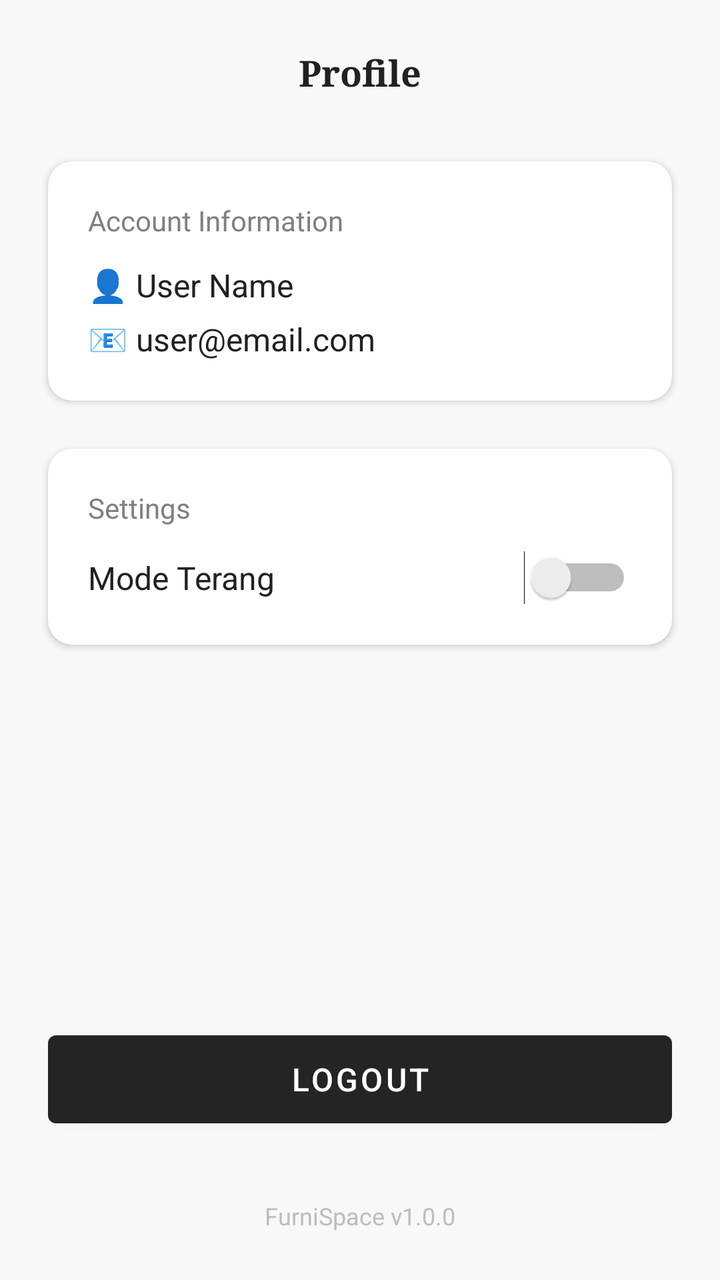
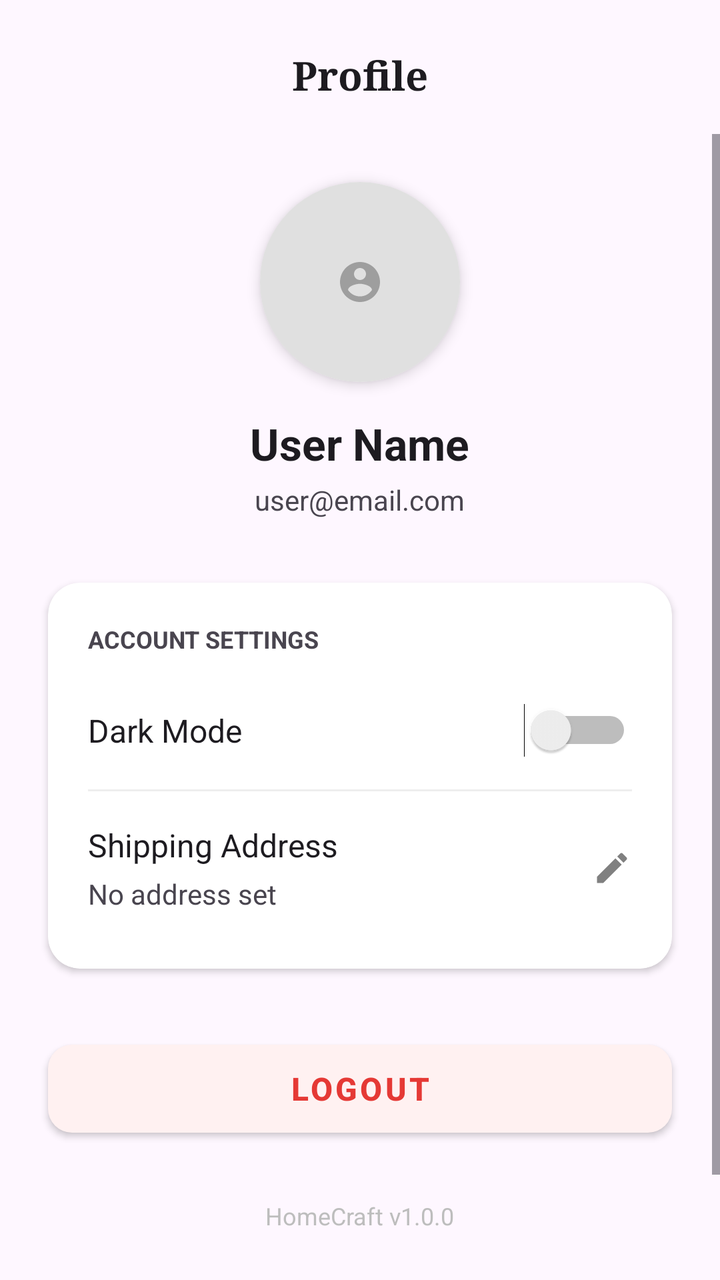

Before-and-after screenshots of an Android layout around one commit, followed by the original layout XML and the change that was made.
<!-- AndroidManifest.xml: application theme Theme.Furniture -->
<!-- res/layout/fragment_settings.xml -->
<?xml version="1.0" encoding="utf-8"?>
<androidx.constraintlayout.widget.ConstraintLayout xmlns:android="http://schemas.android.com/apk/res/android"
    xmlns:app="http://schemas.android.com/apk/res-auto"
    xmlns:tools="http://schemas.android.com/tools"
    android:layout_width="match_parent"
    android:layout_height="match_parent"
    android:background="#F8F8F8"
    tools:context=".ui.SettingsFragment">

    
    <TextView
        android:id="@+id/tv_title"
        android:layout_width="wrap_content"
        android:layout_height="wrap_content"
        android:text="Profile"
        android:textColor="#212121"
        android:textSize="18sp"
        android:textStyle="bold"
        android:fontFamily="serif"
        android:layout_marginTop="24dp"
        app:layout_constraintEnd_toEndOf="parent"
        app:layout_constraintStart_toStartOf="parent"
        app:layout_constraintTop_toTopOf="parent" />

    
    <androidx.cardview.widget.CardView
        android:id="@+id/cv_user_info"
        android:layout_width="match_parent"
        android:layout_height="wrap_content"
        android:layout_marginStart="24dp"
        android:layout_marginTop="32dp"
        android:layout_marginEnd="24dp"
        app:cardCornerRadius="12dp"
        app:cardElevation="2dp"
        app:layout_constraintTop_toBottomOf="@id/tv_title">

        <LinearLayout
            android:layout_width="match_parent"
            android:layout_height="wrap_content"
            android:orientation="vertical"
            android:padding="20dp">

            <TextView
                android:layout_width="wrap_content"
                android:layout_height="wrap_content"
                android:text="Account Information"
                android:textColor="#808080"
                android:textSize="14sp"
                android:layout_marginBottom="12dp" />

            <TextView
                android:id="@+id/tv_user_info"
                android:layout_width="match_parent"
                android:layout_height="wrap_content"
                android:text="👤 User Name\n📧 user@email.com"
                android:textColor="#212121"
                android:textSize="16sp"
                android:lineSpacingExtra="8dp" />
        </LinearLayout>
    </androidx.cardview.widget.CardView>

    
    <androidx.cardview.widget.CardView
        android:id="@+id/cv_settings"
        android:layout_width="match_parent"
        android:layout_height="wrap_content"
        android:layout_marginStart="24dp"
        android:layout_marginTop="24dp"
        android:layout_marginEnd="24dp"
        app:cardCornerRadius="12dp"
        app:cardElevation="2dp"
        app:layout_constraintTop_toBottomOf="@id/cv_user_info">

        <LinearLayout
            android:layout_width="match_parent"
            android:layout_height="wrap_content"
            android:orientation="vertical"
            android:padding="20dp">

            <TextView
                android:layout_width="wrap_content"
                android:layout_height="wrap_content"
                android:text="Settings"
                android:textColor="#808080"
                android:textSize="14sp"
                android:layout_marginBottom="12dp" />

            <RelativeLayout
                android:layout_width="match_parent"
                android:layout_height="wrap_content">

                <TextView
                    android:id="@+id/tv_theme_label"
                    android:layout_width="wrap_content"
                    android:layout_height="wrap_content"
                    android:text="Mode Terang"
                    android:textColor="#212121"
                    android:textSize="16sp"
                    android:layout_centerVertical="true"/>

                <Switch
                    android:id="@+id/switch_dark_mode"
                    android:layout_width="wrap_content"
                    android:layout_height="wrap_content"
                    android:layout_alignParentEnd="true"
                    android:layout_centerVertical="true"/>
            </RelativeLayout>
        </LinearLayout>
    </androidx.cardview.widget.CardView>

    
    <com.google.android.material.button.MaterialButton
        android:id="@+id/btn_logout"
        android:layout_width="match_parent"
        android:layout_height="56dp"
        android:layout_marginStart="24dp"
        android:layout_marginEnd="24dp"
        android:layout_marginBottom="32dp"
        app:backgroundTint="#242424"
        app:cornerRadius="4dp"
        app:elevation="0dp"
        style="@style/Widget.MaterialComponents.Button"
        android:text="LOGOUT"
        android:textColor="@color/white"
        android:textSize="16sp"
        app:layout_constraintBottom_toTopOf="@id/tv_app_version" />

    
    <TextView
        android:id="@+id/tv_app_version"
        android:layout_width="wrap_content"
        android:layout_height="wrap_content"
        android:text="FurniSpace v1.0.0"
        android:textColor="#BDBDBD"
        android:textSize="12sp"
        android:layout_marginBottom="24dp"
        app:layout_constraintBottom_toBottomOf="parent"
        app:layout_constraintEnd_toEndOf="parent"
        app:layout_constraintStart_toStartOf="parent" />

</androidx.constraintlayout.widget.ConstraintLayout>
<!-- resources referenced by this layout -->
<resources>
  <color name="white">#FFFFFFFF</color>
  <style name="Theme.Furniture" parent="Base.Theme.Furniture" />
  <style name="Base.Theme.Furniture" parent="Theme.Material3.DayNight.NoActionBar">
          
          
      </style>
</resources>

<!-- the commit's change to res/layout/fragment_settings.xml (unified diff, before → after) -->
@@ -4,7 +4,7 @@
     xmlns:tools="http://schemas.android.com/tools"
     android:layout_width="match_parent"
     android:layout_height="match_parent"
-    android:background="#F8F8F8"
+    android:background="?android:attr/colorBackground"
     tools:context=".ui.SettingsFragment">
 
     
@@ -13,8 +13,8 @@
         android:layout_width="wrap_content"
         android:layout_height="wrap_content"
         android:text="Profile"
-        android:textColor="#212121"
-        android:textSize="18sp"
+        android:textColor="?android:attr/textColorPrimary"
+        android:textSize="20sp"
         android:textStyle="bold"
         android:fontFamily="serif"
         android:layout_marginTop="24dp"
@@ -22,115 +22,233 @@
         app:layout_constraintStart_toStartOf="parent"
         app:layout_constraintTop_toTopOf="parent" />
 
-    
-    <androidx.cardview.widget.CardView
-        android:id="@+id/cv_user_info"
+    <ScrollView
         android:layout_width="match_parent"
-        android:layout_height="wrap_content"
-        android:layout_marginStart="24dp"
-        android:layout_marginTop="32dp"
-        android:layout_marginEnd="24dp"
-        app:cardCornerRadius="12dp"
-        app:cardElevation="2dp"
-        app:layout_constraintTop_toBottomOf="@id/tv_title">
+        android:layout_height="0dp"
+        android:layout_marginTop="16dp"
+        app:layout_constraintTop_toBottomOf="@id/tv_title"
+        app:layout_constraintBottom_toTopOf="@id/tv_app_version">
 
         <LinearLayout
             android:layout_width="match_parent"
             android:layout_height="wrap_content"
             android:orientation="vertical"
-            android:padding="20dp">
-
-            <TextView
-                android:layout_width="wrap_content"
-                android:layout_height="wrap_content"
-                android:text="Account Information"
-                android:textColor="#808080"
-                android:textSize="14sp"
-                android:layout_marginBottom="12dp" />
-
-            <TextView
-                android:id="@+id/tv_user_info"
+            android:gravity="center_horizontal"
+            android:paddingBottom="40dp">
+
+            
+            <androidx.cardview.widget.CardView
+                android:layout_width="100dp"
+                android:layout_height="100dp"
+                android:layout_marginTop="24dp"
+                app:cardCornerRadius="50dp"
+                app:cardElevation="4dp">
+
+                <ImageView
+                    android:id="@+id/img_profile_avatar"
+                    android:layout_width="match_parent"
+                    android:layout_height="match_parent"
+                    android:src="@drawable/ic_person"
+                    android:scaleType="centerInside"
+                    android:padding="24dp"
+                    android:background="#E0E0E0" />
+            </androidx.cardview.widget.CardView>
+
+            
+            <LinearLayout
+                android:id="@+id/layout_authenticated"
                 android:layout_width="match_parent"
                 android:layout_height="wrap_content"
-                android:text="👤 User Name\n📧 user@email.com"
-                android:textColor="#212121"
-                android:textSize="16sp"
-                android:lineSpacingExtra="8dp" />
+                android:orientation="vertical"
+                android:gravity="center_horizontal"
+                android:visibility="visible">
+
+                <TextView
+                    android:id="@+id/tv_user_name"
+                    android:layout_width="wrap_content"
+                    android:layout_height="wrap_content"
+                    android:layout_marginTop="16dp"
+                    android:text="User Name"
+                    android:textColor="?android:attr/textColorPrimary"
+                    android:textSize="22sp"
+                    android:textStyle="bold" />
+
+                <TextView
+                    android:id="@+id/tv_user_email"
+                    android:layout_width="wrap_content"
+                    android:layout_height="wrap_content"
+                    android:layout_marginTop="4dp"
+                    android:text="user@email.com"
+                    android:textColor="?android:attr/textColorSecondary"
+                    android:textSize="14sp" />
+
+                <androidx.cardview.widget.CardView
+                    android:layout_width="match_parent"
+                    android:layout_height="wrap_content"
+                    android:layout_marginStart="24dp"
+                    android:layout_marginTop="32dp"
+                    android:layout_marginEnd="24dp"
+                    app:cardCornerRadius="16dp"
+                    app:cardElevation="2dp">
+
+                    <LinearLayout
+                        android:layout_width="match_parent"
+                        android:layout_height="wrap_content"
+                        android:orientation="vertical"
+                        android:padding="20dp">
+
+                        <TextView
+                            android:layout_width="wrap_content"
+                            android:layout_height="wrap_content"
+                            android:text="Account Settings"
+                            android:textColor="?android:attr/textColorSecondary"
+                            android:textSize="12sp"
+                            android:textStyle="bold"
+                            android:textAllCaps="true"
+                            android:layout_marginBottom="16dp" />
+
+                        <RelativeLayout
+                            android:layout_width="match_parent"
+                            android:layout_height="wrap_content"
+                            android:paddingVertical="8dp">
+
+                            <TextView
+                                android:id="@+id/tv_theme_label"
+                                android:layout_width="wrap_content"
+                                android:layout_height="wrap_content"
+                                android:text="Dark Mode"
+                                android:textColor="?android:attr/textColorPrimary"
+                                android:textSize="16sp"
+                                android:layout_centerVertical="true"/>
+
+                            <Switch
+                                android:id="@+id/switch_dark_mode"
+                                android:layout_width="wrap_content"
+                                android:layout_height="wrap_content"
+                                android:layout_alignParentEnd="true"
+                                android:layout_centerVertical="true"/>
+                        </RelativeLayout>
+                        
+                        <View
+                            android:layout_width="match_parent"
+                            android:layout_height="1dp"
+                            android:background="#EEEEEE"
+                            android:layout_marginVertical="8dp"/>
+
+                        <RelativeLayout
+                            android:id="@+id/layout_shipping_address"
+                            android:layout_width="match_parent"
+                            android:layout_height="wrap_content"
+                            android:paddingVertical="8dp"
+                            android:background="?android:attr/selectableItemBackground">
+
+                            <TextView
+                                android:id="@+id/tv_shipping_label"
+                                android:layout_width="wrap_content"
+                                android:layout_height="wrap_content"
+                                android:text="Shipping Address"
+                                android:textColor="?android:attr/textColorPrimary"
+                                android:textSize="16sp"/>
+
+                            <TextView
+                                android:id="@+id/tv_current_address"
+                                android:layout_width="match_parent"
+                                android:layout_height="wrap_content"
+                                android:layout_below="@id/tv_shipping_label"
+                                android:layout_toStartOf="@id/img_edit_address"
+                                android:layout_marginTop="4dp"
+                                android:layout_marginEnd="16dp"
+                                android:text="No address set"
+                                android:textColor="?android:attr/textColorSecondary"
+                                android:textSize="14sp"
+                                android:maxLines="2"
+                                android:ellipsize="end"/>
+
+                            <ImageView
+                                android:id="@+id/img_edit_address"
+                                android:layout_width="20dp"
+                                android:layout_height="20dp"
+                                android:src="@drawable/ic_edit"
+                                app:tint="#808080"
+                                android:layout_alignParentEnd="true"
+                                android:layout_centerVertical="true"/>
+                        </RelativeLayout>
+
+                    </LinearLayout>
+                </androidx.cardview.widget.CardView>
+
+                
+                <com.google.android.material.button.MaterialButton
+                    android:id="@+id/btn_logout"
+                    android:layout_width="match_parent"
+                    android:layout_height="56dp"
+                    android:layout_marginStart="24dp"
+                    android:layout_marginTop="32dp"
+                    android:layout_marginEnd="24dp"
+                    app:backgroundTint="#FFF1F1"
+                    app:cornerRadius="12dp"
+                    app:elevation="0dp"
+                    style="@style/Widget.MaterialComponents.Button"
+                    android:text="LOGOUT"
+                    android:textColor="#E53935"
+                    android:textSize="16sp"
+                    android:textStyle="bold" />
+            </LinearLayout>
+
+            
+            <LinearLayout
+                android:id="@+id/layout_unauthenticated"
+                android:layout_width="match_parent"
+                android:layout_height="wrap_content"
+                android:orientation="vertical"
+                android:gravity="center_horizontal"
+                android:visibility="gone"
+                android:layout_marginTop="16dp">
+
+                <TextView
+                    android:layout_width="wrap_content"
+                    android:layout_height="wrap_content"
+                    android:text="Welcome to HomeCraft"
+                    android:textColor="?android:attr/textColorPrimary"
+                    android:textSize="22sp"
+                    android:textStyle="bold" />
+
+                <TextView
+                    android:layout_width="280dp"
+                    android:layout_height="wrap_content"
+                    android:layout_marginTop="8dp"
+                    android:text="Log in to view your profile, track your orders, and save your favorites."
+                    android:textColor="?android:attr/textColorSecondary"
+                    android:textSize="14sp"
+                    android:textAlignment="center" />
+
+                
+                <com.google.android.material.button.MaterialButton
+                    android:id="@+id/btn_login_profile"
+                    android:layout_width="match_parent"
+                    android:layout_height="56dp"
+                    android:layout_marginStart="24dp"
+                    android:layout_marginTop="32dp"
+                    android:layout_marginEnd="24dp"
+                    app:backgroundTint="#212121"
+                    app:cornerRadius="12dp"
+                    app:elevation="0dp"
+                    style="@style/Widget.MaterialComponents.Button"
+                    android:text="LOG IN"
+                    android:textColor="@color/white"
+                    android:textSize="16sp"
+                    android:textStyle="bold" />
+            </LinearLayout>
+
         </LinearLayout>
-    </androidx.cardview.widget.CardView>
-
-    
-    <androidx.cardview.widget.CardView
-        android:id="@+id/cv_settings"
-        android:layout_width="match_parent"
-        android:layout_height="wrap_content"
-        android:layout_marginStart="24dp"
-        android:layout_marginTop="24dp"
-        android:layout_marginEnd="24dp"
-        app:cardCornerRadius="12dp"
-        app:cardElevation="2dp"
-        app:layout_constraintTop_toBottomOf="@id/cv_user_info">
-
-        <LinearLayout
-            android:layout_width="match_parent"
-            android:layout_height="wrap_content"
-            android:orientation="vertical"
-            android:padding="20dp">
-
-            <TextView
-                android:layout_width="wrap_content"
-                android:layout_height="wrap_content"
-                android:text="Settings"
-                android:textColor="#808080"
-                android:textSize="14sp"
-                android:layout_marginBottom="12dp" />
-
-            <RelativeLayout
-                android:layout_width="match_parent"
-                android:layout_height="wrap_content">
-
-                <TextView
-                    android:id="@+id/tv_theme_label"
-                    android:layout_width="wrap_content"
-                    android:layout_height="wrap_content"
-                    android:text="Mode Terang"
-                    android:textColor="#212121"
-                    android:textSize="16sp"
-                    android:layout_centerVertical="true"/>
-
-                <Switch
-                    android:id="@+id/switch_dark_mode"
-                    android:layout_width="wrap_content"
-                    android:layout_height="wrap_content"
-                    android:layout_alignParentEnd="true"
-                    android:layout_centerVertical="true"/>
-            </RelativeLayout>
-        </LinearLayout>
-    </androidx.cardview.widget.CardView>
-
-    
-    <com.google.android.material.button.MaterialButton
-        android:id="@+id/btn_logout"
-        android:layout_width="match_parent"
-        android:layout_height="56dp"
-        android:layout_marginStart="24dp"
-        android:layout_marginEnd="24dp"
-        android:layout_marginBottom="32dp"
-        app:backgroundTint="#242424"
-        app:cornerRadius="4dp"
-        app:elevation="0dp"
-        style="@style/Widget.MaterialComponents.Button"
-        android:text="LOGOUT"
-        android:textColor="@color/white"
-        android:textSize="16sp"
-        app:layout_constraintBottom_toTopOf="@id/tv_app_version" />
+    </ScrollView>
 
     
     <TextView
         android:id="@+id/tv_app_version"
         android:layout_width="wrap_content"
         android:layout_height="wrap_content"
-        android:text="FurniSpace v1.0.0"
+        android:text="HomeCraft v1.0.0"
         android:textColor="#BDBDBD"
         android:textSize="12sp"
         android:layout_marginBottom="24dp"
<!-- resource entries referenced after the edit -->
@@ -1,6 +1,27 @@
 <!-- resources referenced by this layout -->
 <resources>
   <color name="white">#FFFFFFFF</color>
+  <!-- drawable ic_edit (drawable) -->
+  <vector xmlns:android="http://schemas.android.com/apk/res/android"
+      android:width="24dp"
+      android:height="24dp"
+      android:viewportWidth="24"
+      android:viewportHeight="24">
+      <path
+          android:fillColor="#808080"
+          android:pathData="M3,17.25V21h3.75L17.81,9.94l-3.75,-3.75L3,17.25zM20.71,7.04c0.39,-0.39 0.39,-1.02 0,-1.41l-2.34,-2.34c-0.39,-0.39 -1.02,-0.39 -1.41,0l-1.83,1.83 3.75,3.75 1.83,-1.83z"/>
+  </vector>
+  <!-- drawable ic_person (drawable) -->
+  <?xml version="1.0" encoding="utf-8"?>
+  <vector xmlns:android="http://schemas.android.com/apk/res/android"
+      android:width="24dp"
+      android:height="24dp"
+      android:viewportWidth="24"
+      android:viewportHeight="24">
+      <path
+          android:fillColor="#9E9E9E"
+          android:pathData="M12,2C6.48,2 2,6.48 2,12s4.48,10 10,10 10,-4.48 10,-10S17.52,2 12,2zM12,5c1.66,0 3,1.34 3,3s-1.34,3 -3,3 -3,-1.34 -3,-3 1.34,-3 3,-3zM12,19.2c-2.5,0 -4.71,-1.28 -6,-3.22 0.03,-1.99 4,-3.08 6,-3.08 1.99,0 5.97,1.09 6,3.08 -1.29,1.94 -3.5,3.22 -6,3.22z" />
+  </vector>
   <style name="Theme.Furniture" parent="Base.Theme.Furniture" />
   <style name="Base.Theme.Furniture" parent="Theme.Material3.DayNight.NoActionBar">
           
